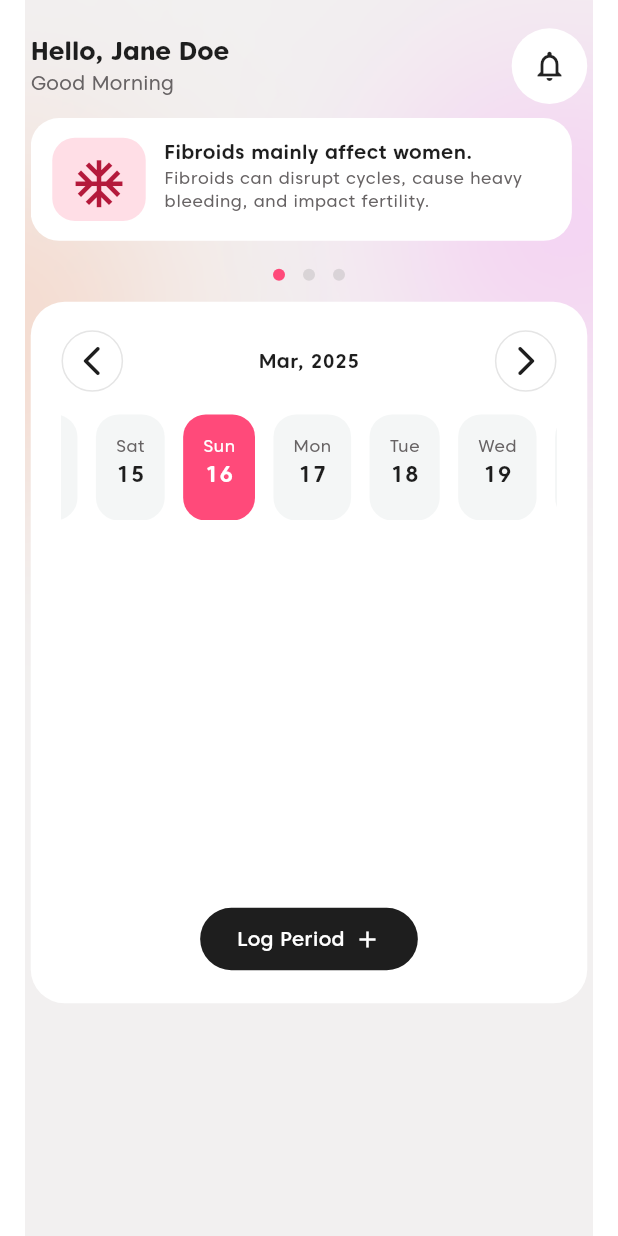
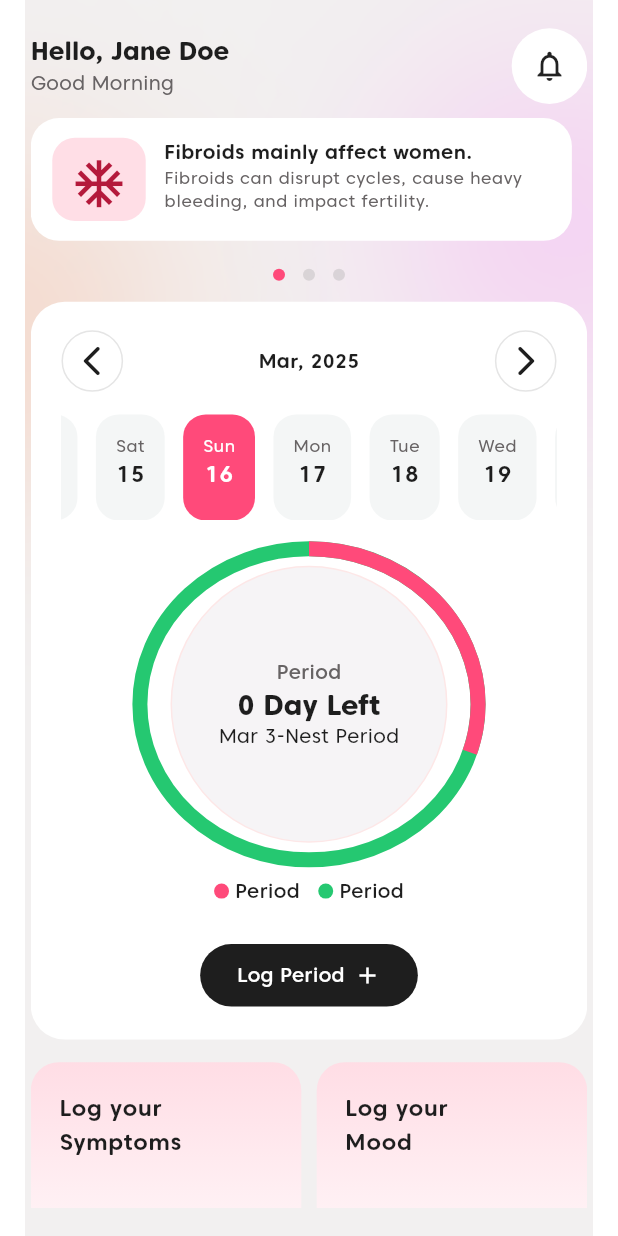
Before and after one commit to salmanbashar1009/ovella_period_tracker_app, a Flutter app: the screen it shows after launch, on a phone screen of 412 x 824 dp. Run offline on Flutter 3.47's test engine with Material 3 defaults, Android fonts, the light colour scheme and no system bars; drawn by our look-alikes of dots_indicator; our stand-ins replace flutter_screenutil, hive_flutter, shared_preferences; accounts and stored records are empty.

Commit message:
home screen completed

```diff
--- a/lib/view/home_screen/home_screen.dart
+++ b/lib/view/home_screen/home_screen.dart
@@ -2,9 +2,12 @@ import 'package:flutter/material.dart';
 import 'package:flutter_screenutil/flutter_screenutil.dart';
 import 'package:ovella_period_tracker_app/constant/padding.dart';
 import 'package:ovella_period_tracker_app/theme/constant/images.dart';
+import 'package:ovella_period_tracker_app/theme/theme/theme_extensions/color_palette.dart';
 import 'package:ovella_period_tracker_app/view/home_screen/widgets/header.dart';
+import 'package:ovella_period_tracker_app/view/home_screen/widgets/log_widget/log_widget.dart';
 import 'package:ovella_period_tracker_app/view/home_screen/widgets/period_date_calendar/period_date_container.dart';
 import 'package:ovella_period_tracker_app/view/home_screen/widgets/period_tips_slider/period_tips.dart';
+import 'package:ovella_period_tracker_app/view/home_screen/widgets/tailored_wellness_journey_widget/wellness_tips_list_widget.dart';
 
 class HomeScreen extends StatelessWidget{
   const HomeScreen({super.key});
@@ -32,6 +35,48 @@ class HomeScreen extends StatelessWidget{
                       PeriodTips(),
 
                       PeriodDateContainer(),
+
+                      SizedBox(height: 16.h,),
+
+                      Row(
+                        children: [
+                          Expanded(
+                            child: LogWidget(
+                              text: "Log your\nSymptoms",
+                              onAdd: (){},
+                            ),
+                          ),
+                          SizedBox(width: 10.w,),
+                          Expanded(
+                            child: LogWidget(
+                              text: "Log your\nMood",
+                              onAdd: (){},
+                            ),
+                          ),
+                        ],
+                      ),
+
+                      SizedBox(height: 16.h,),
+
+                      Row(
+                        mainAxisAlignment: MainAxisAlignment.spaceBetween,
+                        children: [
+                          Text("Tailored Wellness\njourney",
+                          style: Theme.of(context).textTheme.headlineLarge,),
+
+                          Text("See all",
+                            style: Theme.of(context).textTheme.bodyMedium?.copyWith(
+                              color: AppColors.lightTextColor
+                            ),),
+                        ],
+                      ),
+
+                      SizedBox(height: 16.h,),
+
+                      SizedBox(
+                          height: 380.h,
+                          child: WellnessTipsList()),
+
                     ],
                   ),
                 ),
--- /dev/null
+++ b/lib/view/home_screen/widgets/log_widget/log_widget.dart
@@ -0,0 +1,51 @@
+import 'package:flutter/material.dart';
+import 'package:flutter_screenutil/flutter_screenutil.dart';
+import 'package:ovella_period_tracker_app/theme/theme/theme_extensions/color_palette.dart';
+
+class LogWidget extends StatelessWidget{
+
+  final String text;
+  final GestureTapCallback onAdd;
+
+   const LogWidget({super.key, required this.text, required this.onAdd});
+
+  @override
+  Widget build(BuildContext context) {
+    return Container(
+      padding: EdgeInsets.all(20.r),
+      decoration: BoxDecoration(
+        borderRadius: BorderRadius.circular(20.r),
+        gradient: LinearGradient(
+            colors: [Color(0xffFFDDE5), Colors.white],
+          begin: Alignment.topCenter,
+          end: Alignment.bottomCenter,
+        ),
+      ),
+      child: Column(
+        mainAxisAlignment: MainAxisAlignment.center,
+        crossAxisAlignment: CrossAxisAlignment.start,
+        spacing: 36.h,
+        children: [
+          Text(text,
+          style: Theme.of(context).textTheme.bodyLarge,),
+
+          Align(
+            alignment: Alignment.bottomRight,
+            child: GestureDetector(
+              onTap: onAdd,
+              child: Container(
+                padding: EdgeInsets.all(14.r),
+                decoration: BoxDecoration(
+                  color: AppColors.primary,
+                  shape: BoxShape.circle,
+                ),
+                child: Icon(Icons.add,color: Colors.white,),
+              ),
+            ),
+          )
+
+        ],
+      ),
+    );
+  }
+}
--- a/lib/view/home_screen/widgets/period_date_calendar/period_date_container.dart
+++ b/lib/view/home_screen/widgets/period_date_calendar/period_date_container.dart
@@ -40,7 +40,7 @@ class PeriodDateContainer extends StatelessWidget{
   Widget build(BuildContext context) {
     return Container(
       width: double.infinity,
-      height: 496.h,
+     // height: 496.h,
       padding: EdgeInsets.symmetric(horizontal: 20.w,vertical: 20.h),
       decoration: BoxDecoration(
         borderRadius: BorderRadius.circular(24.r),
@@ -108,7 +108,96 @@ class PeriodDateContainer extends StatelessWidget{
             }
           ),
 
-          Spacer(),
+          SizedBox(height: 20.h,),
+
+          SizedBox(
+            width: 220.w,
+            height: 220.h,
+            child: Stack(
+              children: [
+
+
+                Align(
+                  alignment: Alignment.center,
+                  child: Container(
+                    padding: EdgeInsets.all(33.r),
+                    decoration: BoxDecoration(
+                      shape: BoxShape.circle,
+                      color: Color(0xffF6F4F6),
+                      border: Border.all(
+                        color: Color(0xffFDE7E7)
+                      )
+                    ),
+                    child: Column(
+                      mainAxisAlignment: MainAxisAlignment.center,
+                      children: [
+                        Text("Period",style: Theme.of(context).textTheme.bodyMedium?.copyWith(
+                          color: AppColors.lightTextColor
+                        ),),
+                        Text("0 Day Left",
+                        style: Theme.of(context).textTheme.headlineMedium,),
+
+                        Text("Mar 3-Nest Period",
+                          style: Theme.of(context).textTheme.bodyMedium?.copyWith(
+                            fontWeight: FontWeight.w400
+                          ),),
+                      ],
+                    ),
+                  ),
+                ),
+                SizedBox(
+                  width: 220.w,
+                  height: 220.h,
+                  child: CircularProgressIndicator(
+                    trackGap: 2,
+                    strokeWidth: 10,
+                    value: 0.3,
+                    color: AppColors.secondary,
+                    backgroundColor: Color(0xff25C871),
+
+                  ),
+                ),
+              ],
+            ),
+          ),
+
+          SizedBox(height: 12.h,),
+
+          Row(
+            mainAxisAlignment: MainAxisAlignment.center,
+            mainAxisSize: MainAxisSize.min,
+            children: [
+              Container(
+                width: 10,
+                height: 10,
+                decoration: BoxDecoration(
+                  shape: BoxShape.circle,
+                  color: AppColors.secondary,
+                ),
+              ),
+              SizedBox(width: 4,),
+              Text("Period",
+              style: Theme.of(context).textTheme.bodyMedium,),
+
+              SizedBox(width: 12.w,),
+
+              Container(
+                width: 10,
+                height: 10,
+                decoration: BoxDecoration(
+                  shape: BoxShape.circle,
+                  color: Color(0xff25C871),
+                ),
+              ),
+              SizedBox(width: 4,),
+              Text("Period",
+                style: Theme.of(context).textTheme.bodyMedium,),
+
+            ],
+          ),
+
+
+          SizedBox(height: 24.h,),
 
           Utils.primaryButton(
               title: "Log Period",
--- a/pubspec.yaml
+++ b/pubspec.yaml
@@ -81,7 +81,9 @@ flutter:
     - assets/images/splash_screen/
     - assets/images/person/
     - assets/images/icons/
+    - assets/icons/
     - assets/images/community/
+    - assets/images/home_screen/
   #   - images/a_dot_ham.jpeg
 
   # An image asset can refer to one or more resolution-specific "variants", see
```
Also changed, not shown: lib/view/home_screen/log_period_screen/log_period_screen.dart (added, +32 -0 lines), lib/view/home_screen/widgets/tailored_wellness_journey_widget/wellness_tips_list_widget.dart (added, +66 -0 lines), assets/icons/love.png (added), assets/images/home_screen/wellness_tips.png (added).
